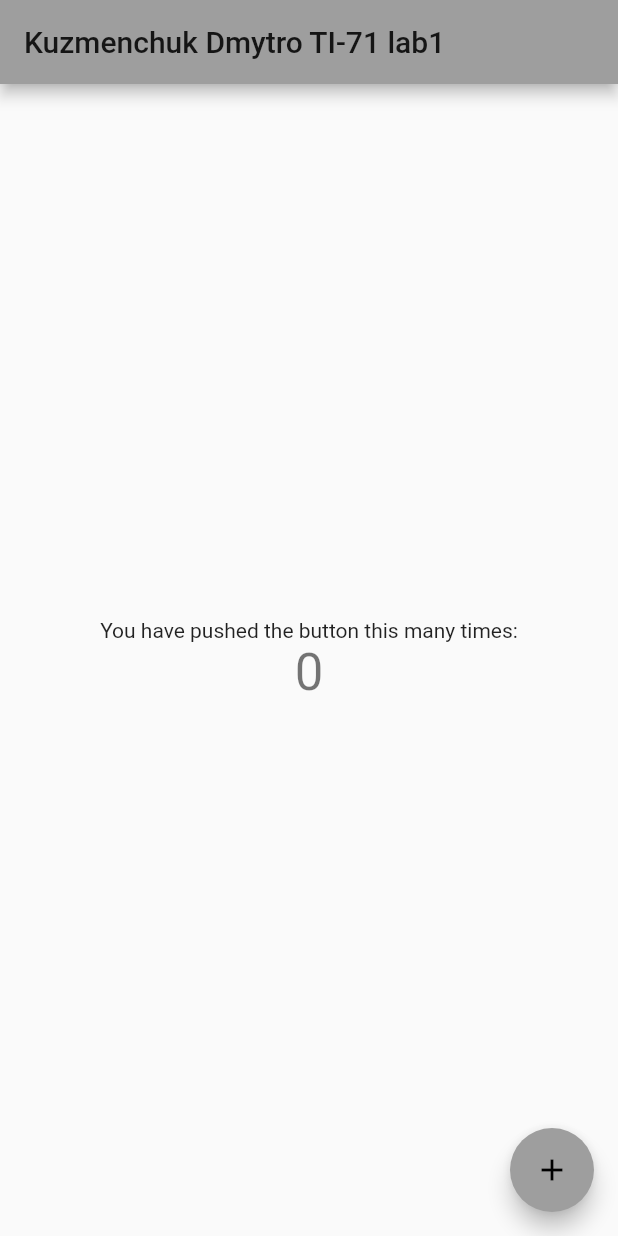
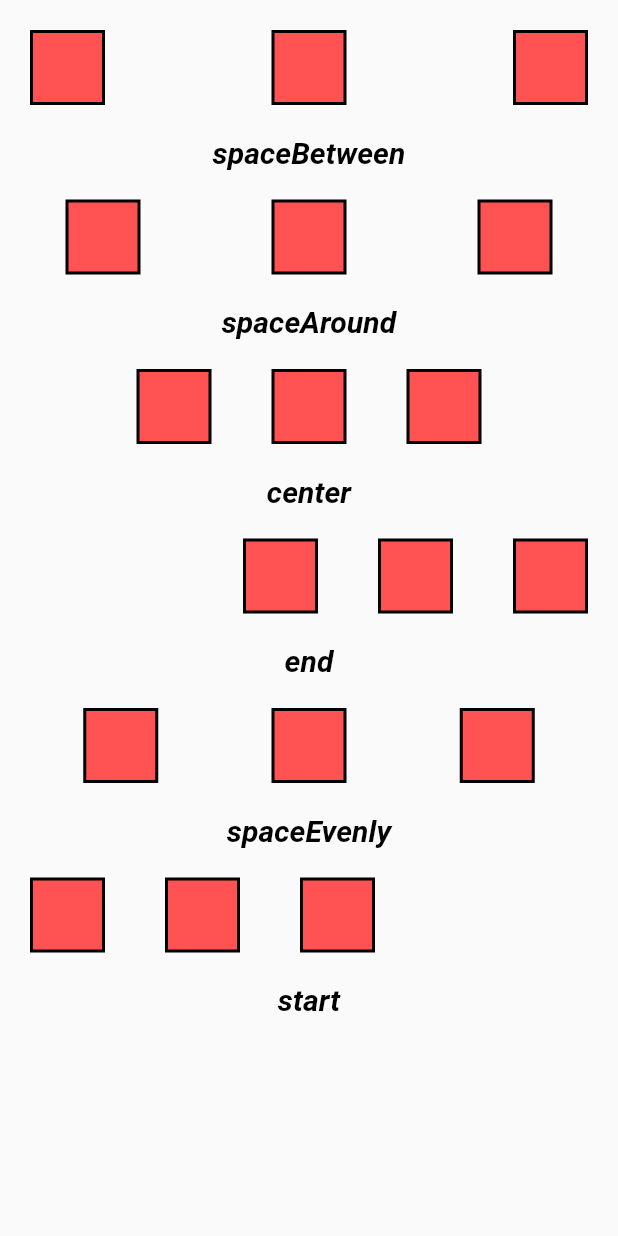
Before and after one commit to KuzmenchukDmytro/Mobile-Dev, a Flutter app: the screen it shows after launch, on a phone screen of 412 x 824 dp. Run offline on Flutter 3.47's test engine with Material 2 defaults, Android fonts, the phone set to English and light mode, and no system bars.

Commit message:
lab 2 initial commit

```diff
--- a/lib/main.dart
+++ b/lib/main.dart
@@ -1,125 +1,118 @@
+import 'package:flutter/cupertino.dart';
 import 'package:flutter/material.dart';
-import 'package:mobile_dev/OOP.dart';
-import 'package:mobile_dev/collections.dart';
-import 'package:mobile_dev/functions.dart';
-import 'package:mobile_dev/operators.dart';
 
 void main() {
-  Operators.work();
-  Functions().work();
-  OOP().work();
-  Collections().work();
   runApp(MyApp());
 }
 
 class MyApp extends StatelessWidget {
-  // This widget is the root of your application.
   @override
   Widget build(BuildContext context) {
     return MaterialApp(
-      title: 'Flutter Demo',
-      theme: ThemeData(
-        // This is the theme of your application.
-        //
-        // Try running your application with "flutter run". You'll see the
-        // application has a blue toolbar. Then, without quitting the app, try
-        // changing the primarySwatch below to Colors.green and then invoke
-        // "hot reload" (press "r" in the console where you ran "flutter run",
-        // or simply save your changes to "hot reload" in a Flutter IDE).
-        // Notice that the counter didn't reset back to zero; the application
-        // is not restarted.
-        primarySwatch: Colors.grey,
-        // This makes the visual density adapt to the platform that you run
-        // the app on. For desktop platforms, the controls will be smaller and
-        // closer together (more dense) than on mobile platforms.
-        visualDensity: VisualDensity.adaptivePlatformDensity,
-      ),
-      home: MyHomePage(title: 'Kuzmenchuk Dmytro TI-71 lab1'),
+      home: MyHomePage(),
     );
   }
 }
 
-class MyHomePage extends StatefulWidget {
-  MyHomePage({Key key, this.title}) : super(key: key);
-
-  // This widget is the home page of your application. It is stateful, meaning
-  // that it has a State object (defined below) that contains fields that affect
-  // how it looks.
-
-  // This class is the configuration for the state. It holds the values (in this
-  // case the title) provided by the parent (in this case the App widget) and
-  // used by the build method of the State. Fields in a Widget subclass are
-  // always marked "final".
-
-  final String title;
-
-  @override
-  _MyHomePageState createState() => _MyHomePageState();
-}
-
-class _MyHomePageState extends State<MyHomePage> {
-  int _counter = 0;
-
-  void _incrementCounter() {
-    setState(() {
-      // This call to setState tells the Flutter framework that something has
-      // changed in this State, which causes it to rerun the build method below
-      // so that the display can reflect the updated values. If we changed
-      // _counter without calling setState(), then the build method would not be
-      // called again, and so nothing would appear to happen.
-      _counter++;
-    });
-  }
-
+class MyHomePage extends StatelessWidget {
   @override
   Widget build(BuildContext context) {
-    // This method is rerun every time setState is called, for instance as done
-    // by the _incrementCounter method above.
-    //
-    // The Flutter framework has been optimized to make rerunning build methods
-    // fast, so that you can just rebuild anything that needs updating rather
-    // than having to individually change instances of widgets.
     return Scaffold(
-      appBar: AppBar(
-        // Here we take the value from the MyHomePage object that was created by
-        // the App.build method, and use it to set our appbar title.
-        title: Text(widget.title),
-      ),
-      body: Center(
-        // Center is a layout widget. It takes a single child and positions it
-        // in the middle of the parent.
-        child: Column(
-          // Column is also a layout widget. It takes a list of children and
-          // arranges them vertically. By default, it sizes itself to fit its
-          // children horizontally, and tries to be as tall as its parent.
-          //
-          // Invoke "debug painting" (press "p" in the console, choose the
-          // "Toggle Debug Paint" action from the Flutter Inspector in Android
-          // Studio, or the "Toggle Debug Paint" command in Visual Studio Code)
-          // to see the wireframe for each widget.
-          //
-          // Column has various properties to control how it sizes itself and
-          // how it positions its children. Here we use mainAxisAlignment to
-          // center the children vertically; the main axis here is the vertical
-          // axis because Columns are vertical (the cross axis would be
-          // horizontal).
-          mainAxisAlignment: MainAxisAlignment.center,
+      body: Container(
+        child: ListView(
           children: <Widget>[
-            Text(
-              'You have pushed the button this many times:',
+            Row(
+              mainAxisAlignment: MainAxisAlignment.spaceBetween,
+              children: [
+                ColoredBlock(),
+                ColoredBlock(),
+                ColoredBlock(),
+              ],
             ),
-            Text(
-              '$_counter',
-              style: Theme.of(context).textTheme.headline4,
+            TextCreator.createText("spaceBetween"),
+            Row(
+              mainAxisAlignment: MainAxisAlignment.spaceAround,
+              children: [
+                ColoredBlock(),
+                ColoredBlock(),
+                ColoredBlock(),
+              ],
             ),
+            TextCreator.createText("spaceAround"),
+            Row(
+              mainAxisAlignment: MainAxisAlignment.center,
+              children: [
+                ColoredBlock(),
+                ColoredBlock(),
+                ColoredBlock(),
+              ],
+            ),
+            TextCreator.createText("center"),
+            Row(
+              mainAxisAlignment: MainAxisAlignment.end,
+              children: [
+                ColoredBlock(),
+                ColoredBlock(),
+                ColoredBlock(),
+              ],
+            ),
+            TextCreator.createText("end"),
+            Row(
+              mainAxisAlignment: MainAxisAlignment.spaceEvenly,
+              children: [
+                ColoredBlock(),
+                ColoredBlock(),
+                ColoredBlock(),
+              ],
+            ),
+            TextCreator.createText("spaceEvenly"),
+            Row(
+              mainAxisAlignment: MainAxisAlignment.start,
+              children: [
+                ColoredBlock(),
+                ColoredBlock(),
+                ColoredBlock(),
+              ],
+            ),
+            TextCreator.createText("start"),
           ],
         ),
       ),
-      floatingActionButton: FloatingActionButton(
-        onPressed: _incrementCounter,
-        tooltip: 'Increment',
-        child: Icon(Icons.add),
-      ), // This trailing comma makes auto-formatting nicer for build methods.
     );
   }
 }
+
+class TextCreator {
+  static Widget createText(String text){
+    return Container(
+      child: Center(
+        child: Text(
+          '$text',
+          style: TextStyle(
+              color: Colors.black,
+              fontSize: 20,
+              fontStyle: FontStyle.italic,
+              fontWeight: FontWeight.bold
+          ),
+        ),
+      ),
+    );
+  }
+}
+
+class ColoredBlock extends StatelessWidget {
+  @override
+  Widget build(BuildContext context) {
+    return Container(
+      width: 50,
+      height: 50,
+      margin: const EdgeInsets.all(20.0),
+      padding: const EdgeInsets.all(20.0),
+      decoration: BoxDecoration(
+        color: Colors.redAccent,
+        border: Border.all(color: Colors.black, width: 2),
+        //borderRadius: BorderRadius.circular(40.0),
+      ),
+    );
+  }
+}
--- a/lib/privateTest.dart
+++ /dev/null
@@ -1,4 +0,0 @@
-class privateTest{
-  int _hidden;
-  int qwerty;
-}
```
Also changed, not shown: lib/OOP.dart (deleted, +0 -52 lines), lib/collections.dart (deleted, +0 -19 lines), lib/functions.dart (deleted, +0 -41 lines), lib/operators.dart (deleted, +0 -72 lines).
